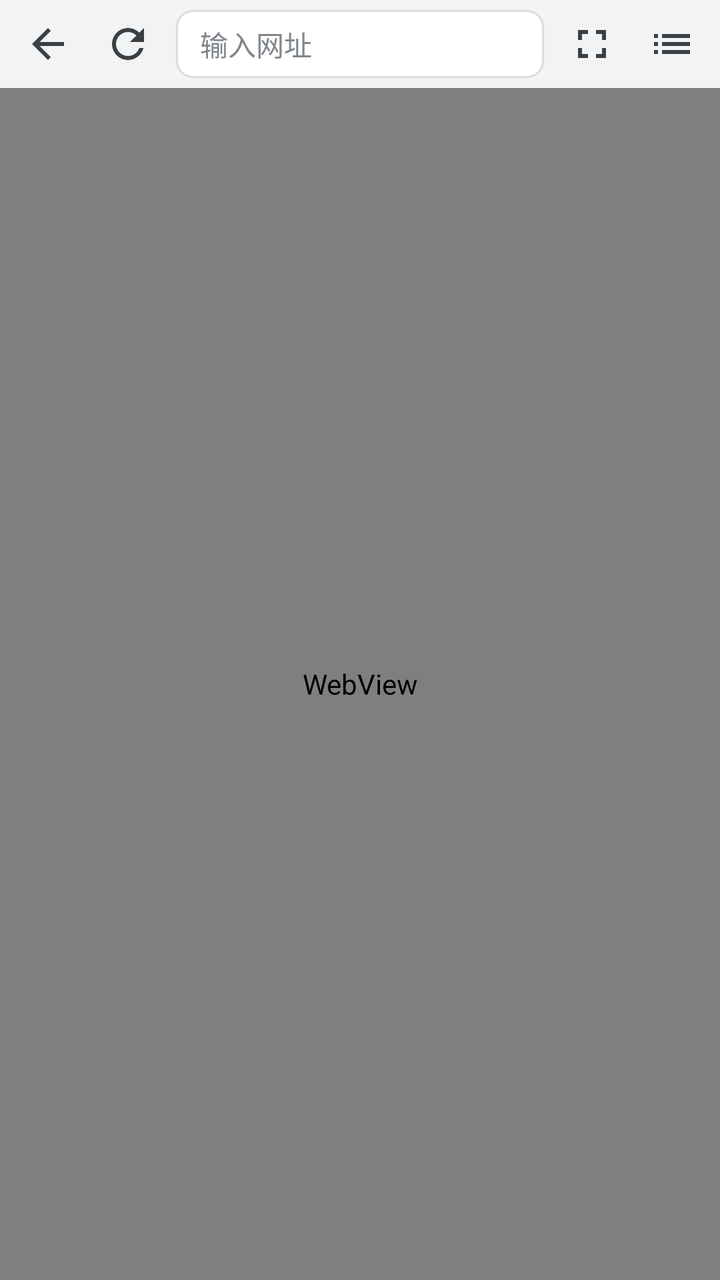
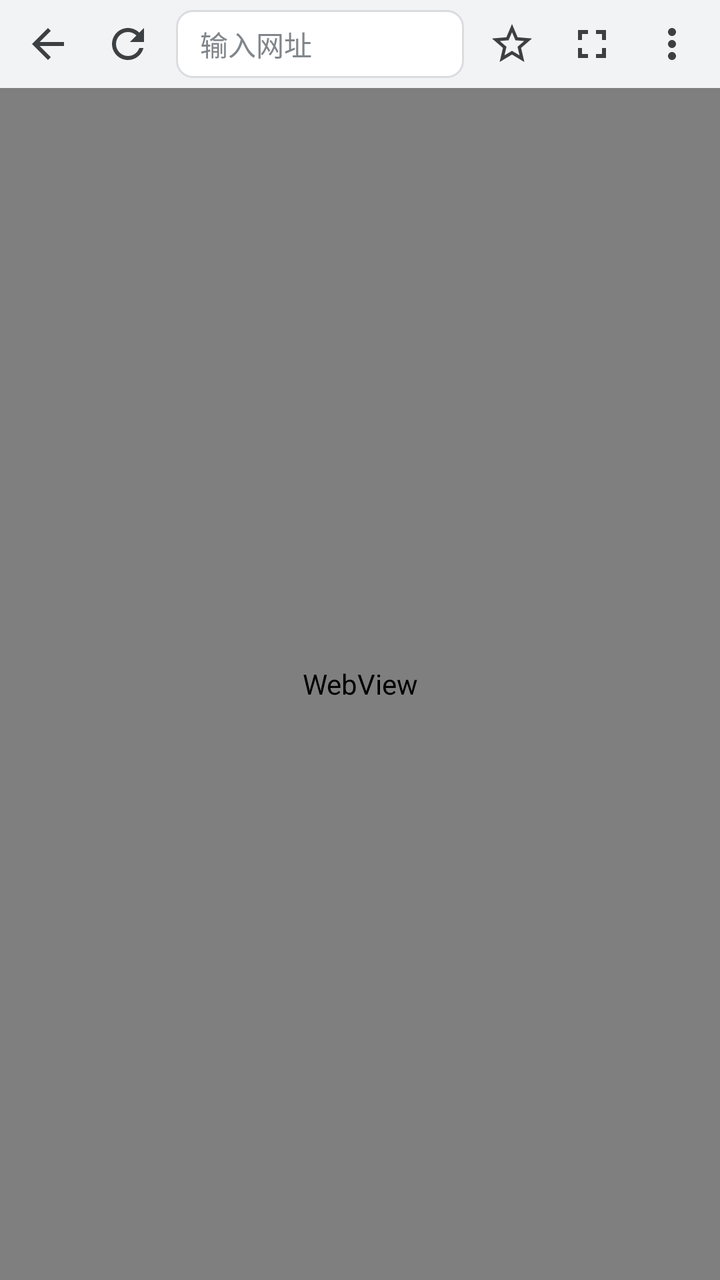

Screens rendered from an Android XML layout before and after an edit, with the pre-edit source and the edit as a unified diff.
<!-- AndroidManifest.xml: application theme Theme.YarnChrome -->
<!-- res/layout/activity_main.xml -->
<?xml version="1.0" encoding="utf-8"?>
<LinearLayout xmlns:android="http://schemas.android.com/apk/res/android"
    android:layout_width="match_parent"
    android:layout_height="match_parent"
    android:background="#FFFFFF"
    android:orientation="vertical">

    <LinearLayout
        android:id="@+id/topBar"
        android:layout_width="match_parent"
        android:layout_height="44dp"
        android:background="#F1F3F4"
        android:gravity="center_vertical"
        android:orientation="horizontal"
        android:paddingStart="4dp"
        android:paddingEnd="4dp">

        <ImageButton
            android:id="@+id/btnBack"
            android:layout_width="40dp"
            android:layout_height="40dp"
            android:background="?attr/selectableItemBackgroundBorderless"
            android:contentDescription="@string/back"
            android:src="@drawable/ic_back"
            android:tint="#3C4043" />

        <ImageButton
            android:id="@+id/btnRefresh"
            android:layout_width="40dp"
            android:layout_height="40dp"
            android:background="?attr/selectableItemBackgroundBorderless"
            android:contentDescription="@string/refresh"
            android:src="@drawable/ic_refresh"
            android:tint="#3C4043" />

        <EditText
            android:id="@+id/addressBar"
            android:layout_width="0dp"
            android:layout_height="34dp"
            android:layout_marginStart="4dp"
            android:layout_marginEnd="4dp"
            android:layout_weight="1"
            android:background="@drawable/bg_address"
            android:hint="@string/address_hint"
            android:imeOptions="actionGo"
            android:importantForAutofill="no"
            android:inputType="textUri"
            android:maxLines="1"
            android:paddingStart="12dp"
            android:paddingEnd="12dp"
            android:selectAllOnFocus="true"
            android:textColor="#202124"
            android:textColorHint="#80868B"
            android:textSize="14sp" />

        <ImageButton
            android:id="@+id/btnFullscreen"
            android:layout_width="40dp"
            android:layout_height="40dp"
            android:background="?attr/selectableItemBackgroundBorderless"
            android:contentDescription="@string/enter_fullscreen"
            android:src="@drawable/ic_fullscreen"
            android:tint="#3C4043" />

        <ImageButton
            android:id="@+id/btnWhitelist"
            android:layout_width="40dp"
            android:layout_height="40dp"
            android:background="?attr/selectableItemBackgroundBorderless"
            android:contentDescription="@string/whitelist"
            android:src="@drawable/ic_list"
            android:tint="#3C4043" />
    </LinearLayout>

    <FrameLayout
        android:id="@+id/contentFrame"
        android:layout_width="match_parent"
        android:layout_height="0dp"
        android:layout_weight="1">

        <WebView
            android:id="@+id/webView"
            android:layout_width="match_parent"
            android:layout_height="match_parent" />

        <ProgressBar
            android:id="@+id/progress"
            style="?android:attr/progressBarStyleHorizontal"
            android:layout_width="match_parent"
            android:layout_height="3dp"
            android:max="100"
            android:progressTint="#1A73E8"
            android:visibility="gone" />

        
        <LinearLayout
            android:id="@+id/floatPill"
            android:layout_width="wrap_content"
            android:layout_height="wrap_content"
            android:layout_gravity="bottom|end"
            android:layout_margin="12dp"
            android:alpha="0.4"
            android:background="@drawable/bg_float"
            android:orientation="horizontal"
            android:padding="2dp"
            android:visibility="gone">

            <ImageButton
                android:id="@+id/floatRefresh"
                android:layout_width="36dp"
                android:layout_height="36dp"
                android:background="?attr/selectableItemBackgroundBorderless"
                android:contentDescription="@string/refresh"
                android:padding="8dp"
                android:src="@drawable/ic_refresh"
                android:tint="#FFFFFF" />

            <ImageButton
                android:id="@+id/floatExit"
                android:layout_width="36dp"
                android:layout_height="36dp"
                android:background="?attr/selectableItemBackgroundBorderless"
                android:contentDescription="@string/exit_fullscreen"
                android:padding="8dp"
                android:src="@drawable/ic_fullscreen_exit"
                android:tint="#FFFFFF" />
        </LinearLayout>
    </FrameLayout>
</LinearLayout>
<!-- resources referenced by this layout -->
<resources>
  <!-- drawable bg_address (drawable) -->
  <?xml version="1.0" encoding="utf-8"?>
  <shape xmlns:android="http://schemas.android.com/apk/res/android"
      android:shape="rectangle">
      <solid android:color="#FFFFFF" />
      <stroke
          android:width="1dp"
          android:color="#DADCE0" />
      <corners android:radius="8dp" />
  </shape>
  <!-- drawable bg_float (drawable) -->
  <?xml version="1.0" encoding="utf-8"?>
  <shape xmlns:android="http://schemas.android.com/apk/res/android"
      android:shape="rectangle">
      <solid android:color="#202124" />
      <corners android:radius="20dp" />
  </shape>
  <!-- drawable ic_back (drawable) -->
  <?xml version="1.0" encoding="utf-8"?>
  <vector xmlns:android="http://schemas.android.com/apk/res/android"
      android:width="24dp"
      android:height="24dp"
      android:viewportWidth="24"
      android:viewportHeight="24">
      <path
          android:fillColor="#FF000000"
          android:pathData="M20,11H7.83l5.59,-5.59L12,4l-8,8 8,8 1.41,-1.41L7.83,13H20v-2z" />
  </vector>
  <!-- drawable ic_fullscreen (drawable) -->
  <?xml version="1.0" encoding="utf-8"?>
  <vector xmlns:android="http://schemas.android.com/apk/res/android"
      android:width="24dp"
      android:height="24dp"
      android:viewportWidth="24"
      android:viewportHeight="24">
      <path
          android:fillColor="#FF000000"
          android:pathData="M7,14H5v5h5v-2H7v-3zM5,10h2V7h3V5H5v5zM17,17h-3v2h5v-5h-2v3zM14,5v2h3v3h2V5h-5z" />
  </vector>
  <!-- drawable ic_fullscreen_exit (drawable) -->
  <?xml version="1.0" encoding="utf-8"?>
  <vector xmlns:android="http://schemas.android.com/apk/res/android"
      android:width="24dp"
      android:height="24dp"
      android:viewportWidth="24"
      android:viewportHeight="24">
      <path
          android:fillColor="#FF000000"
          android:pathData="M5,16h3v3h2v-5H5v2zM8,8H5v2h5V5H8v3zM14,19h2v-3h3v-2h-5v5zM16,8V5h-2v5h5V8h-3z" />
  </vector>
  <!-- drawable ic_list (drawable) -->
  <?xml version="1.0" encoding="utf-8"?>
  <vector xmlns:android="http://schemas.android.com/apk/res/android"
      android:width="24dp"
      android:height="24dp"
      android:viewportWidth="24"
      android:viewportHeight="24">
      <path
          android:fillColor="#FF000000"
          android:pathData="M3,13h2v-2H3v2zM3,17h2v-2H3v2zM3,9h2V7H3v2zM7,13h14v-2H7v2zM7,17h14v-2H7v2zM7,7v2h14V7H7z" />
  </vector>
  <string name="address_hint">输入网址</string>
  <string name="back">后退</string>
  <string name="enter_fullscreen">全屏</string>
  <string name="exit_fullscreen">退出全屏</string>
  <string name="refresh">刷新</string>
  <string name="whitelist">白名单</string>
  <style name="Theme.YarnChrome" parent="Theme.AppCompat.Light.NoActionBar">
          <item name="colorPrimary">#1A73E8</item>
          <item name="colorPrimaryDark">#F1F3F4</item>
          <item name="colorAccent">#1A73E8</item>
          <item name="android:windowBackground">@android:color/white</item>
          <item name="android:windowLightStatusBar">true</item>
      </style>
  <!-- unchanged entries left out for length: 1 -->
</resources>

<!-- the commit's change to res/layout/activity_main.xml (unified diff, before → after) -->
@@ -54,6 +54,15 @@
             android:textSize="14sp" />
 
         <ImageButton
+            android:id="@+id/btnStar"
+            android:layout_width="40dp"
+            android:layout_height="40dp"
+            android:background="?attr/selectableItemBackgroundBorderless"
+            android:contentDescription="@string/bookmark_toggle"
+            android:src="@drawable/ic_star_outline"
+            android:tint="#3C4043" />
+
+        <ImageButton
             android:id="@+id/btnFullscreen"
             android:layout_width="40dp"
             android:layout_height="40dp"
@@ -63,12 +72,12 @@
             android:tint="#3C4043" />
 
         <ImageButton
-            android:id="@+id/btnWhitelist"
+            android:id="@+id/btnMenu"
             android:layout_width="40dp"
             android:layout_height="40dp"
             android:background="?attr/selectableItemBackgroundBorderless"
-            android:contentDescription="@string/whitelist"
-            android:src="@drawable/ic_list"
+            android:contentDescription="@string/more"
+            android:src="@drawable/ic_more"
             android:tint="#3C4043" />
     </LinearLayout>
 
@@ -82,6 +91,38 @@
             android:id="@+id/webView"
             android:layout_width="match_parent"
             android:layout_height="match_parent" />
+
+        
+        <ScrollView
+            android:id="@+id/quickAccess"
+            android:layout_width="match_parent"
+            android:layout_height="match_parent"
+            android:background="#FFFFFF"
+            android:visibility="gone">
+
+            <LinearLayout
+                android:layout_width="match_parent"
+                android:layout_height="wrap_content"
+                android:orientation="vertical"
+                android:padding="12dp">
+
+                <LinearLayout
+                    android:id="@+id/tileContainer"
+                    android:layout_width="match_parent"
+                    android:layout_height="wrap_content"
+                    android:orientation="vertical" />
+
+                <TextView
+                    android:id="@+id/quickEmpty"
+                    android:layout_width="match_parent"
+                    android:layout_height="wrap_content"
+                    android:layout_marginTop="32dp"
+                    android:gravity="center"
+                    android:text="@string/bookmarks_empty"
+                    android:textColor="#80868B"
+                    android:textSize="14sp" />
+            </LinearLayout>
+        </ScrollView>
 
         <ProgressBar
             android:id="@+id/progress"
<!-- resource entries referenced after the edit -->
@@ -50,7 +50,7 @@
           android:fillColor="#FF000000"
           android:pathData="M5,16h3v3h2v-5H5v2zM8,8H5v2h5V5H8v3zM14,19h2v-3h3v-2h-5v5zM16,8V5h-2v5h5V8h-3z" />
   </vector>
-  <!-- drawable ic_list (drawable) -->
+  <!-- drawable ic_more (drawable) -->
   <?xml version="1.0" encoding="utf-8"?>
   <vector xmlns:android="http://schemas.android.com/apk/res/android"
       android:width="24dp"
@@ -59,14 +59,27 @@
       android:viewportHeight="24">
       <path
           android:fillColor="#FF000000"
-          android:pathData="M3,13h2v-2H3v2zM3,17h2v-2H3v2zM3,9h2V7H3v2zM7,13h14v-2H7v2zM7,17h14v-2H7v2zM7,7v2h14V7H7z" />
+          android:pathData="M12,8c1.1,0 2,-0.9 2,-2s-0.9,-2 -2,-2 -2,0.9 -2,2 0.9,2 2,2zM12,10c-1.1,0 -2,0.9 -2,2s0.9,2 2,2 2,-0.9 2,-2 -0.9,-2 -2,-2zM12,16c-1.1,0 -2,0.9 -2,2s0.9,2 2,2 2,-0.9 2,-2 -0.9,-2 -2,-2z" />
+  </vector>
+  <!-- drawable ic_star_outline (drawable) -->
+  <?xml version="1.0" encoding="utf-8"?>
+  <vector xmlns:android="http://schemas.android.com/apk/res/android"
+      android:width="24dp"
+      android:height="24dp"
+      android:viewportWidth="24"
+      android:viewportHeight="24">
+      <path
+          android:fillColor="#FF000000"
+          android:pathData="M22,9.24l-7.19,-0.62L12,2 9.19,8.63 2,9.24l5.46,4.73L5.82,21 12,17.27 18.18,21l-1.63,-7.03L22,9.24zM12,15.4l-3.76,2.27 1,-4.28 -3.32,-2.88 4.38,-0.38L12,6.1l1.71,4.04 4.38,0.38 -3.32,2.88 1,4.28L12,15.4z" />
   </vector>
   <string name="address_hint">输入网址</string>
   <string name="back">后退</string>
+  <string name="bookmark_toggle">收藏或取消收藏本页</string>
+  <string name="bookmarks_empty">暂无书签。打开页面后点工具栏的星标即可添加。</string>
   <string name="enter_fullscreen">全屏</string>
   <string name="exit_fullscreen">退出全屏</string>
+  <string name="more">更多</string>
   <string name="refresh">刷新</string>
-  <string name="whitelist">白名单</string>
   <style name="Theme.YarnChrome" parent="Theme.AppCompat.Light.NoActionBar">
           <item name="colorPrimary">#1A73E8</item>
           <item name="colorPrimaryDark">#F1F3F4</item>
